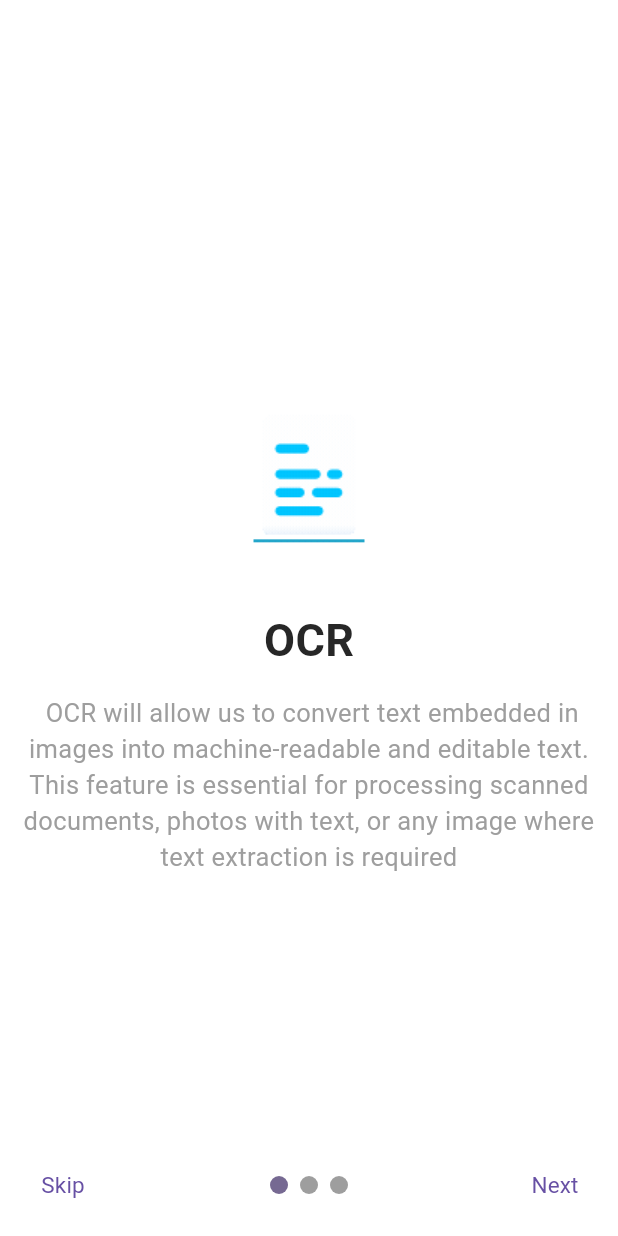
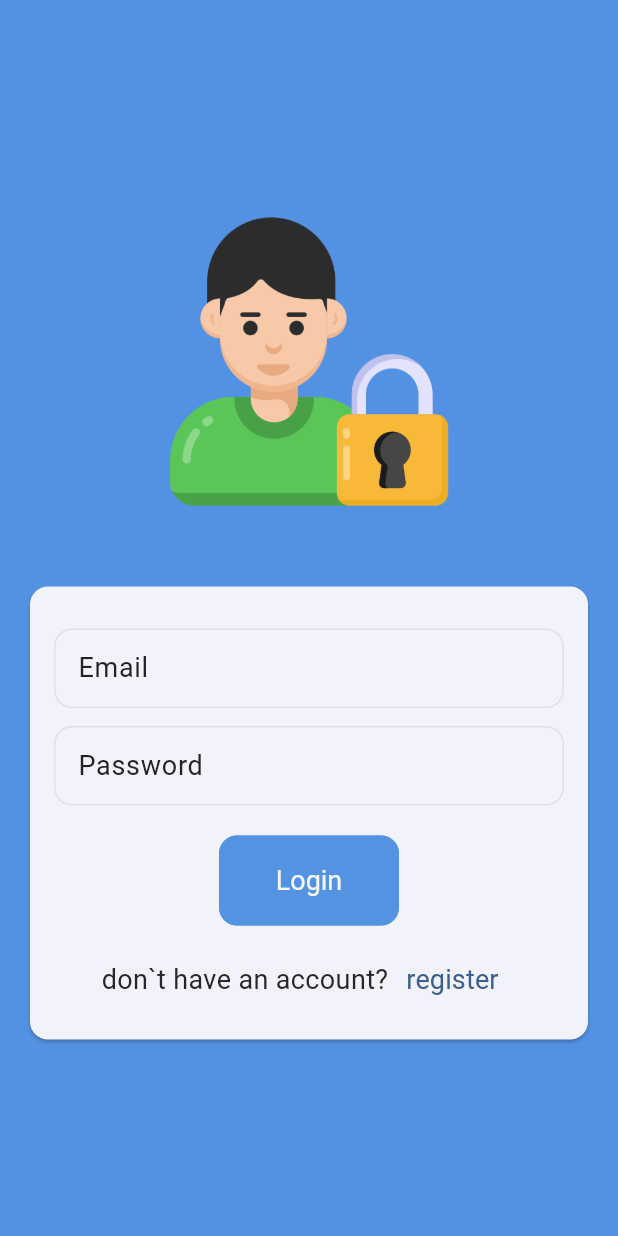
Before and after one commit to mohamedbarakat24/Study-Hub, a Flutter app: the screen it shows after launch, on a phone screen of 412 x 824 dp. Run offline on Flutter 3.47's test engine with Material 3 defaults, Android fonts, the phone set to English and light mode, and no system bars; drawn by our look-alikes of smooth_page_indicator; our stand-ins replace animated_splash_screen, file_picker, firebase_auth, firebase_core, font_awesome_flutter, get and 7 more; missing offline and left inert: google_mlkit_text_recognition; accounts and stored records are empty; Roboto replaces fonts that are missing (Alef, Poppins).

Commit message:
login done

```diff
--- a/lib/app.dart
+++ b/lib/app.dart
@@ -1,6 +1,9 @@
+import 'package:firebase_auth/firebase_auth.dart';
 import 'package:flutter/material.dart';
 import 'package:get/get.dart';
 import 'package:study_hub/splash.dart';
+import 'package:study_hub/view/Screens/homescreen.dart';
+import 'package:study_hub/view/Screens/login_screen.dart';
 
 import 'utils/theme/theme.dart';
 
@@ -10,11 +13,25 @@ class App extends StatelessWidget {
   @override
   Widget build(BuildContext context) {
     return GetMaterialApp(
-        title: "Study Hub",
-        themeMode: ThemeMode.system,
-        theme: TAppTheme.lightTheme,
-        darkTheme: TAppTheme.darkTheme,
-        debugShowCheckedModeBanner: false,
-        home: const SplashScreen());
+      title: "Study Hub",
+      themeMode: ThemeMode.system,
+      theme: TAppTheme.lightTheme,
+      darkTheme: TAppTheme.darkTheme,
+      debugShowCheckedModeBanner: false,
+      home: StreamBuilder(
+        stream: FirebaseAuth.instance.authStateChanges(),
+        builder: (context, snapshot) {
+          if (snapshot.connectionState == ConnectionState.waiting) {
+            return const SplashScreen();
+          }
+          if (snapshot.hasData) {
+            final authUser = FirebaseAuth.instance.currentUser!;
+
+            return HomeScreen();
+          }
+          return const LoginScreen();
+        },
+      ),
+    );
   }
 }
--- a/lib/main.dart
+++ b/lib/main.dart
@@ -1,11 +1,18 @@
-import 'package:device_preview/device_preview.dart';
+//import 'package:device_preview/device_preview.dart';
 import 'package:flutter/material.dart';
 import 'package:study_hub/app.dart';
+
+import 'package:firebase_core/firebase_core.dart';
+import 'firebase_options.dart';
 // void main() {
 //   runApp(const MyApp());
 // }
 
-void main() {
+void main() async {
+  WidgetsFlutterBinding.ensureInitialized();
+  await Firebase.initializeApp(
+    options: DefaultFirebaseOptions.currentPlatform,
+  );
   runApp(
     const App(),
   );
--- a/lib/utils/constants/colors.dart
+++ b/lib/utils/constants/colors.dart
@@ -4,7 +4,7 @@ class MyColors {
   // App theme colors
   // static const Color primary = Color(0xFF4b68ff);
 
-  static const Color primary = Color(0xFF132841);
+  static const Color primary = Color.fromARGB(255, 83, 147, 226);
   static const Color MyBesto = Color(0xff766992);
   static const Color secondary = Color(0xFF2a3f5a);
   static const Color primaryYellow = Color(0xFFffe479);
--- a/lib/utils/theme/theme.dart
+++ b/lib/utils/theme/theme.dart
@@ -17,7 +17,9 @@ class TAppTheme {
     fontFamily: 'Poppins',
     disabledColor: MyColors.grey,
     brightness: Brightness.light,
-    primaryColor: MyColors.primary,
+    primaryColor: const Color.fromARGB(255, 83, 145, 226),
+    colorScheme: ColorScheme.fromSeed(
+        seedColor: const Color.fromARGB(255, 83, 147, 226)),
     textTheme: MyTextTheme.lightTextTheme,
     chipTheme: MyChipTheme.lightChipTheme,
     scaffoldBackgroundColor: MyColors.white,
--- a/lib/view/Screens/homescreen.dart
+++ b/lib/view/Screens/homescreen.dart
@@ -1,3 +1,4 @@
+import 'package:firebase_auth/firebase_auth.dart';
 import 'package:flutter/material.dart';
 import 'package:google_nav_bar/google_nav_bar.dart';
 import 'package:study_hub/utils/constants/colors.dart';
@@ -14,9 +15,9 @@ class _HomePageState extends State<HomeScreen> {
   int _selectedIndex = 0;
 
   static final List<Widget> _pages = <Widget>[
-     Center(child: OCRScreen()),
-     Center(child: ChatView()),
-    Center(child: OcrPdfScreen() ),
+    Center(child: OCRScreen()),
+    Center(child: ChatView()),
+    Center(child: OcrPdfScreen()),
     const Center(child: Text('Profile', style: TextStyle(fontSize: 24))),
   ];
 
@@ -31,6 +32,13 @@ class _HomePageState extends State<HomeScreen> {
     return Scaffold(
       appBar: AppBar(
         title: Text('Study Hub'),
+        actions: [
+          IconButton(
+              onPressed: () {
+                FirebaseAuth.instance.signOut();
+              },
+              icon: const Icon(Icons.exit_to_app))
+        ],
       ),
       body: _pages.elementAt(_selectedIndex),
       bottomNavigationBar: Container(
--- /dev/null
+++ b/lib/view/Screens/login_screen.dart
@@ -0,0 +1,224 @@
+import 'dart:developer';
+
+import 'package:firebase_auth/firebase_auth.dart';
+import 'package:flutter/material.dart';
+import 'package:google_fonts/google_fonts.dart';
+import 'package:study_hub/utils/constants/colors.dart';
+
+final _firebase = FirebaseAuth.instance;
+
+class LoginScreen extends StatefulWidget {
+  const LoginScreen({super.key});
+
+  @override
+  State<LoginScreen> createState() => _LoginScreenState();
+}
+
+class _LoginScreenState extends State<LoginScreen> {
+  final GlobalKey<FormState> _formKey = GlobalKey<FormState>();
+  bool _islogin = true;
+  String _enterdEmail = '';
+  String _enterdUsername = '';
+  String _enterdPasswoud = '';
+  bool _isUploading = false;
+
+  void _supmit() async {
+    bool vaild = _formKey.currentState!.validate();
+    if (!vaild) {
+      // log("dEmail");
+      return;
+    }
+    try {
+      // log("_enterdEmail");
+      setState(() {
+        _isUploading = true;
+      });
+      if (_islogin) {
+        // final UserCredential userCredential =
+        await _firebase.signInWithEmailAndPassword(
+          email: _enterdEmail,
+          password: _enterdPasswoud,
+        );
+      } else {
+        //log(_enterdEmail);
+
+        await _firebase.createUserWithEmailAndPassword(
+          email: _enterdEmail,
+          password: _enterdPasswoud,
+        );
+
+        //log(_enterdEmail);
+        // log(_enterdPasswoud);
+      }
+    } on FirebaseAuthException catch (e) {
+      ScaffoldMessenger.of(context).clearSnackBars();
+      ScaffoldMessenger.of(context).showSnackBar(
+        SnackBar(
+          content: Text(e.message ?? 'Authentication faild.'),
+        ),
+      );
+      setState(() {
+        _isUploading = false;
+      });
+    }
+    _formKey.currentState!.save();
+  }
+
+  @override
+  Widget build(BuildContext context) {
+    return Scaffold(
+      //
+      backgroundColor: Theme.of(context).primaryColor,
+      body: Center(
+        child: SingleChildScrollView(
+          child: Column(
+            children: [
+              Container(
+                margin: const EdgeInsets.symmetric(
+                  horizontal: 20.0,
+                  vertical: 30,
+                ),
+                width: 200,
+                child: Image.asset('assets/images/login.png'),
+              ),
+              Card(
+                margin: const EdgeInsets.all(20),
+                child: SingleChildScrollView(
+                  child: Padding(
+                    padding: const EdgeInsets.all(16),
+                    child: Form(
+                      key: _formKey,
+                      child: Column(
+                        children: [
+                          if (!_islogin)
+                            TextFormField(
+                              validator: (value) {
+                                if (value == null || value.trim().length < 4) {
+                                  return 'Please enter at least 4 character';
+                                }
+                                return null;
+                              },
+                              onSaved: (newValue) =>
+                                  _enterdUsername = newValue!,
+                              decoration: InputDecoration(
+                                label: Text(
+                                  'Username',
+                                  style: GoogleFonts.alef(
+                                    fontWeight: FontWeight.w400,
+                                    fontSize: 18,
+                                  ),
+                                ),
+                              ),
+                            ),
+                          const SizedBox(
+                            height: 12,
+                          ),
+                          TextFormField(
+                            validator: (value) {
+                              if (value == null ||
+                                  value.trim().isEmpty ||
+                                  !value.contains('@')) {
+                                return 'Please enter a valid email adderss';
+                              }
+                              return null;
+                            },
+                            onSaved: (newValue) => _enterdEmail = newValue!,
+                            decoration: InputDecoration(
+                              label: Text(
+                                'Email',
+                                style: GoogleFonts.alef(
+                                  fontWeight: FontWeight.w400,
+                                  fontSize: 18,
+                                ),
+                              ),
+                            ),
+                            keyboardType: TextInputType.emailAddress,
+                            autocorrect: false,
+                            textCapitalization: TextCapitalization.none,
+                          ),
+                          const SizedBox(
+                            height: 12,
+                          ),
+                          TextFormField(
+                            validator: (value) {
+                              if (value == null || value.trim().length < 6) {
+                                return 'Password can\'t be less than 6 character';
+                              }
+                              return null;
+                            },
+                            onSaved: (newValue) => _enterdPasswoud = newValue!,
+                            decoration: InputDecoration(
+                              label: Text(
+                                'Password',
+                                style: GoogleFonts.alef(
+                                  fontWeight: FontWeight.w400,
+                                  fontSize: 18,
+                                ),
+                              ),
+                            ),
+                            obscureText: true,
+                          ),
+                          const SizedBox(
+                            height: 20,
+                          ),
+                          if (_isUploading) const CircularProgressIndicator(),
+                          if (!_isUploading)
+                            ElevatedButton(
+                              onPressed: _supmit,
+                              style: TextButton.styleFrom(
+                                  backgroundColor: MyColors.primary,
+                                  fixedSize: Size(120, 60)),
+                              child: Text(
+                                _islogin ? 'Login' : 'Sign Up',
+                                style: GoogleFonts.alef(
+                                  fontWeight: FontWeight.w400,
+                                  fontSize: 18,
+                                ),
+                              ),
+                            ),
+                          const SizedBox(
+                            height: 12,
+                          ),
+                          if (!_isUploading)
+                            Row(
+                              mainAxisAlignment: MainAxisAlignment.center,
+                              children: [
+                                if (_islogin)
+                                  Text(
+                                    'don`t have an account?',
+                                    style: GoogleFonts.alef(
+                                      fontWeight: FontWeight.w400,
+                                      fontSize: 18,
+                                    ),
+                                  ),
+                                TextButton(
+                                  onPressed: () {
+                                    setState(() {
+                                      _islogin = !_islogin;
+                                    });
+                                  },
+                                  child: Text(
+                                    _islogin
+                                        ? 'register'
+                                        : 'I allredy have an account',
+                                    style: GoogleFonts.alef(
+                                      fontWeight: FontWeight.w400,
+                                      fontSize: 18,
+                                    ),
+                                  ),
+                                ),
+                              ],
+                            ),
+                        ],
+                      ),
+                    ),
+                  ),
+                ),
+              )
+            ],
+          ),
+        ),
+      ),
+    );
+  }
+}
--- a/pubspec.yaml
+++ b/pubspec.yaml
@@ -47,11 +47,12 @@ dependencies:
   smooth_page_indicator: ^1.2.0+3
   url_launcher: ^6.3.0
   google_nav_bar:
-  firebase_core:
-  firebase_auth:
+  firebase_core: ^3.11.0
+  firebase_auth: ^5.4.2
   firebase_ml_model_downloader:
   google_mlkit_text_recognition:
   file_picker:
+  google_fonts: ^6.2.1
 
 dev_dependencies:
   flutter_launcher_icons: "^0.13.1"
```
Also changed, not shown: lib/view/Screens/OCR_screen/ocr_screen.dart (+6 -4 lines), assets/images/login.png (added), firebase.json (added), lib/firebase_options.dart (added), lib/view/Screens/extract_from_img.dart (added), lib/view/Screens/notes_screen.dart (added), lib/view/Screens/summarize_screen.dart (added), lib/view/Screens/timer_screen.dart (added), lib/view/Screens/translate_screen.dart (added), lib/view/Screens/txt_to_speach.dart (added), pubspec.lock, 3 other files.
